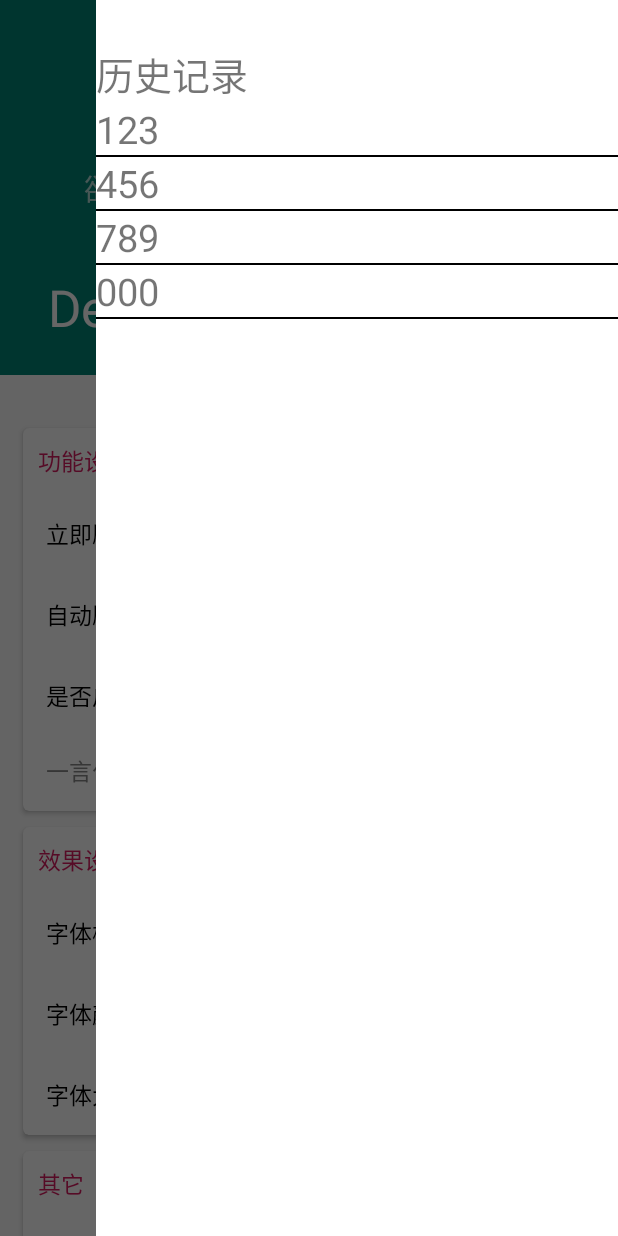
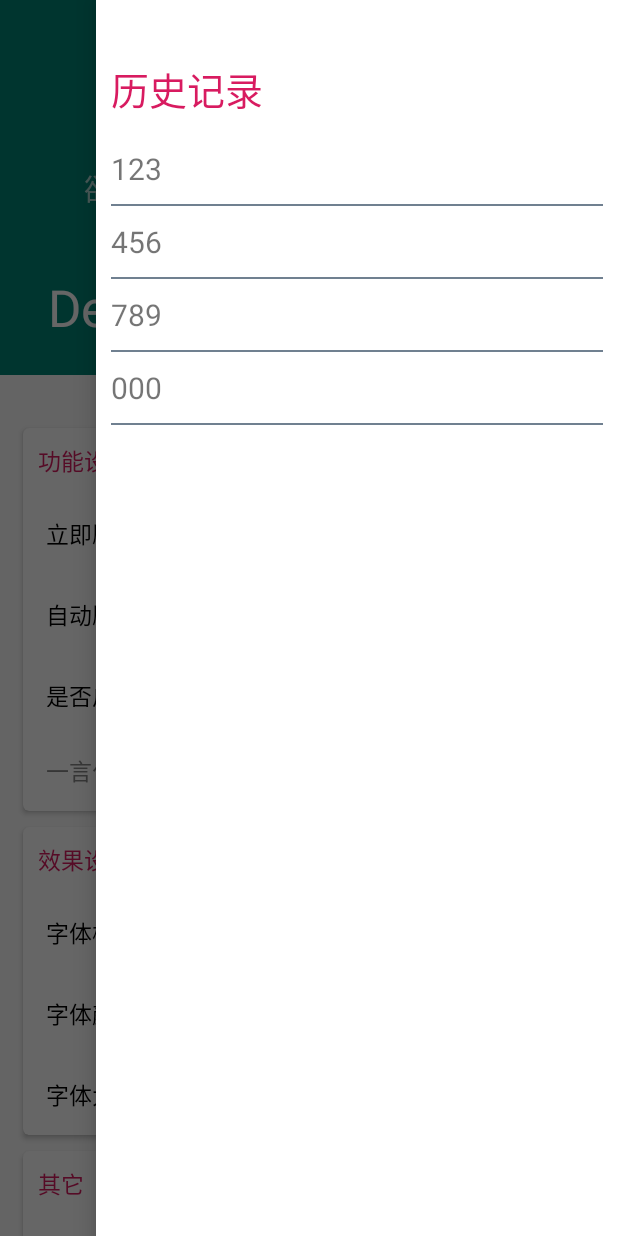
Before and after one commit to JeauLiang/DeepQuotes_for_Android, an Android app: the screen it shows after launch (ScrollingActivity), with the side drawer open, on a phone screen of 412 x 824 dp. Run offline under Robolectric (Android 15) with nearby library versions, the phone set to English and light mode, and no system bars; libraries missing offline, so code that uses them is left out: com.dingmouren.colorpicker.

Commit message:
加入colorpicker

```diff
--- a/app/build.gradle
+++ b/app/build.gradle
@@ -30,6 +30,6 @@ dependencies {
     androidTestImplementation 'androidx.test.espresso:espresso-core:3.2.0'
     implementation 'com.squareup.okhttp3:okhttp:4.6.0'
     implementation 'org.jsoup:jsoup:1.13.1'
-    implementation 'com.android.support:recyclerview-v7:28.0.0'
+    implementation 'com.dingmouren.colorpicker:colorpicker:1.0.1'
     //noinspection GradleCompatible
 }
--- a/app/src/main/java/com/deepquotes/QuotesAdapter.java
+++ b/app/src/main/java/com/deepquotes/QuotesAdapter.java
@@ -4,6 +4,7 @@ import android.view.LayoutInflater;
 import android.view.View;
 import android.view.ViewGroup;
 import android.widget.TextView;
+import android.widget.Toast;
 
 import androidx.recyclerview.widget.RecyclerView;
 
@@ -27,10 +28,17 @@ public class QuotesAdapter extends RecyclerView.Adapter<QuotesAdapter.ViewHolder
 
     public ViewHolder onCreateViewHolder(ViewGroup parent, int viewType) {
         View view = LayoutInflater.from(parent.getContext()).inflate(R.layout.quotes_history_item,parent,false);
-        ViewHolder viewHolder = new ViewHolder(view);
+        final ViewHolder viewHolder = new ViewHolder(view);
+        viewHolder.quoteText.setOnClickListener(new View.OnClickListener() {
+            @Override
+            public void onClick(View view) {
+                int position = viewHolder.getAdapterPosition();
+                String quote = (String) quotesList.get(position);
+                Toast.makeText(view.getContext(),"u click "+ quote,Toast.LENGTH_SHORT).show();
+            }
+        });
         return viewHolder;
     }
-
 
     public void onBindViewHolder(ViewHolder holder, int position) {
 //        quotesList.get(position);
--- a/app/src/main/res/layout/activity_scrolling.xml
+++ b/app/src/main/res/layout/activity_scrolling.xml
@@ -76,21 +76,23 @@
         android:layout_width="match_parent"
         android:layout_height="match_parent"
         android:orientation="vertical"
-        android:layout_gravity="right">
+        android:layout_gravity="right"
+        android:background="#fff" >
         <TextView
             android:layout_width="match_parent"
             android:layout_height="wrap_content"
             android:text="历史记录"
             android:textSize="25sp"
+            android:layout_margin="10dp"
             android:paddingTop="30dp"
-            android:background="#fff"/>
+            android:textColor="@color/colorAccent"/>
+
         <androidx.recyclerview.widget.RecyclerView
             android:id="@+id/recycler_view"
             android:layout_width="match_parent"
-            android:layout_height="match_parent"
-            android:background="#fff"/>
+            android:layout_height="match_parent"/>
 
-<!--        <TextView-->
+        <!--        <TextView-->
 <!--            android:layout_width="match_parent"-->
 <!--            android:layout_height="match_parent"-->
 <!--            android:background="#fff"-->
--- a/app/src/main/res/layout/content_scrolling.xml
+++ b/app/src/main/res/layout/content_scrolling.xml
@@ -130,7 +130,8 @@
                     android:textColor="#000"
                     android:textSize="15sp"
                     android:background="?android:attr/selectableItemBackground"
-                    android:clickable="true"/>
+                    android:clickable="true"
+                    android:onClick="selectFontColor"/>
                 <TextView
                     android:id="@+id/font_size_textview"
                     android:layout_width="match_parent"
--- a/app/src/main/res/layout/hitokoto_type_layout.xml
+++ b/app/src/main/res/layout/hitokoto_type_layout.xml
@@ -10,6 +10,7 @@
         android:layout_height="wrap_content"
         android:background="?android:attr/selectableItemBackground"
         android:text="随机"
+        android:checked="true"
         android:textSize="15sp"
         android:padding="15dp"
         android:layout_marginLeft="15dp"/>
--- a/app/src/main/res/layout/quotes_history_item.xml
+++ b/app/src/main/res/layout/quotes_history_item.xml
@@ -9,11 +9,14 @@
         android:layout_width="match_parent"
         android:layout_height="wrap_content"
         android:maxLines="2"
-        android:textSize="25sp"/>
+        android:textSize="20sp"
+        android:layout_margin="10dp"/>
     <View
         android:layout_width="match_parent"
         android:layout_height="1dp"
-        android:background="#000"/>
+        android:background="#708090"
+        android:layout_marginLeft="10dp"
+        android:layout_marginRight="10dp"/>
 
 
 </LinearLayout>
```
Also changed, not shown: app/src/main/java/com/deepquotes/ScrollingActivity.java (+29 -0 lines).
